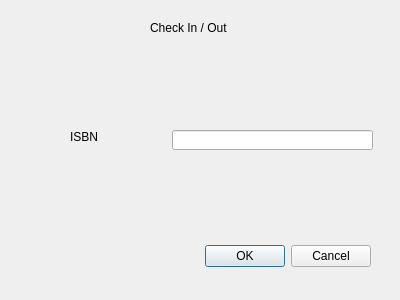
First picture: the form in checkbook.ui, repository zoedmora/Library, before the edit.
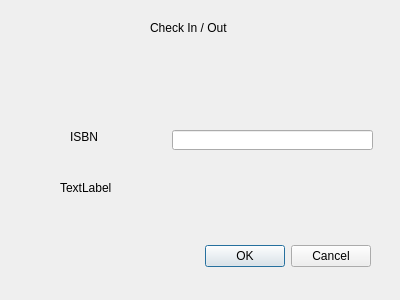
Second picture: the form after the edit.

The edit to the form file:
```diff
--- a/checkbook.ui
+++ b/checkbook.ui
@@ -65,6 +65,19 @@
     <string>ISBN</string>
    </property>
   </widget>
+  <widget class="QLabel" name="message">
+   <property name="geometry">
+    <rect>
+     <x>60</x>
+     <y>180</y>
+     <width>311</width>
+     <height>16</height>
+    </rect>
+   </property>
+   <property name="text">
+    <string>TextLabel</string>
+   </property>
+  </widget>
  </widget>
  <resources/>
  <connections>
```
